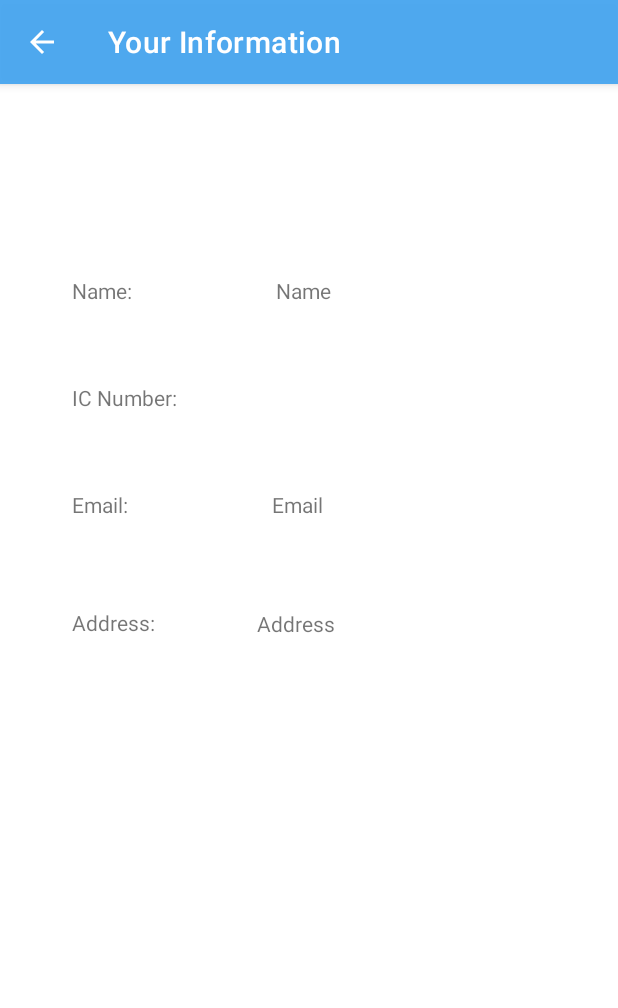
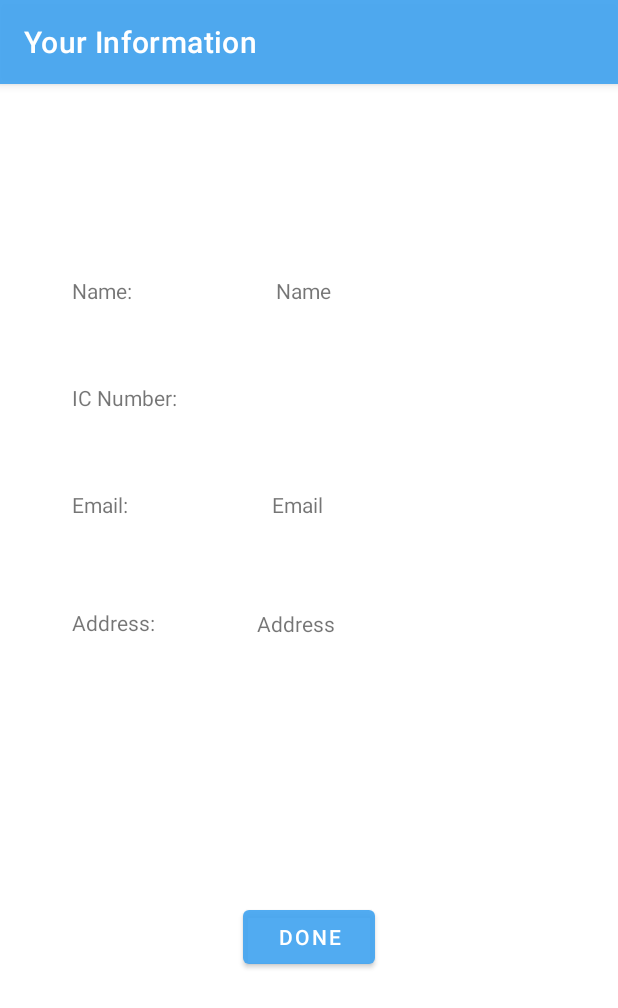
Before and after one commit to umfypdigitalid/userModule, an Android app: the PersonalData screen opened directly, with no data from a screen before it, on a phone screen of 412 x 824 dp. Shown: the top 1008 px of the screen. Run offline under Robolectric (Android 15) with nearby library versions, the phone set to English and light mode, and no system bars; our stand-ins replace Volley; 5 statements that could not run were skipped.

```diff
--- a/app/src/main/java/com/fyp/digitalid/Camera.java
+++ b/app/src/main/java/com/fyp/digitalid/Camera.java
@@ -4,6 +4,7 @@ import androidx.annotation.NonNull;
 import androidx.appcompat.app.AppCompatActivity;
 
 import android.Manifest;
+import android.annotation.SuppressLint;
 import android.content.ContentValues;
 import android.content.Intent;
 import android.content.pm.PackageManager;
@@ -111,6 +112,7 @@ public class Camera extends AppCompatActivity {
     }
 
 
+    @SuppressLint("MissingSuperCall")
     @Override
     protected void onActivityResult(int requestCode, int resultCode, Intent data) {
         //called when image was captured from camera
@@ -118,6 +120,8 @@ public class Camera extends AppCompatActivity {
         if (resultCode == RESULT_OK) {
             //set the image captured to our ImageView
             imageView.setImageURI(image_uri);
+            System.out.println("URI: "+image_uri);
+
         }
     }
 }
--- a/app/src/main/java/com/fyp/digitalid/PersonalData.java
+++ b/app/src/main/java/com/fyp/digitalid/PersonalData.java
@@ -3,8 +3,11 @@ package com.fyp.digitalid;
 import androidx.appcompat.app.AppCompatActivity;
 import androidx.recyclerview.widget.RecyclerView;
 
+import android.content.Intent;
 import android.os.Bundle;
 import android.os.StrictMode;
+import android.view.View;
+import android.widget.Button;
 import android.widget.ListView;
 import android.widget.TextView;
 import android.widget.Toast;
@@ -35,6 +38,7 @@ import java.util.Map;
 public class PersonalData extends AppCompatActivity {
 
     TextView textView1, textView2, textView3, textView4;
+    Button btndone;
     private List<UserData> userDataList;
     String username ;
     private static final String showURL = "http://192.168.0.198:8080/digitalid/retrieveData.php";
@@ -49,7 +53,9 @@ public class PersonalData extends AppCompatActivity {
         super.onCreate(savedInstanceState);
         setContentView(R.layout.activity_personal_data);
 
-        getSupportActionBar().setDisplayHomeAsUpEnabled(true);
+        btndone = findViewById(R.id.btnDone);
+
+        //getSupportActionBar().setDisplayHomeAsUpEnabled(true);
 
         //listView=(ListView)findViewById(R.id.lview) ;
 
@@ -64,7 +70,20 @@ public class PersonalData extends AppCompatActivity {
 
         getData();
 
+        btndone.setOnClickListener(new View.OnClickListener() {
+            @Override
+            public void onClick(View v) {
+                Intent intent = new Intent(PersonalData.this, HomePage.class);
+                intent.putExtra("Username", username);
+                startActivity(intent);
+/*
+                finish();
+*/
+            }
+        });
     }
+
+
 
     private void getData(){
 
@@ -132,14 +151,7 @@ public class PersonalData extends AppCompatActivity {
         textView3.setText(email);
         textView4.setText(address);
 
-
-
         //JSON
         //try {
-
-
-
-
-
     }
 }
--- a/app/src/main/res/layout/activity_personal_data.xml
+++ b/app/src/main/res/layout/activity_personal_data.xml
@@ -95,6 +95,16 @@
         app:layout_constraintTop_toBottomOf="@+id/textViewEmail"
         app:layout_constraintVertical_bias="0.02" />
 
+    <Button
+        android:id="@+id/btnDone"
+        android:layout_width="wrap_content"
+        android:layout_height="wrap_content"
+        android:text="@string/done"
+        app:layout_constraintBottom_toBottomOf="parent"
+        app:layout_constraintEnd_toEndOf="parent"
+        app:layout_constraintStart_toStartOf="parent"
+        app:layout_constraintTop_toBottomOf="@+id/textViewAddress" />
+
     //updown
     <!--<TextView
         android:id="@+id/textName"
--- a/app/src/main/res/values/strings.xml
+++ b/app/src/main/res/values/strings.xml
@@ -36,4 +36,5 @@
     <string name="generate">Generate</string>
     <string name="ic_number">IC number</string>
     <string name="name">Name</string>
+    <string name="done">Done</string>
 </resources>
```
Also changed, not shown: app/src/main/AndroidManifest.xml (+4 -3 lines), app/src/main/java/com/fyp/digitalid/ShowQr.java (+9 -3 lines), app/src/main/java/com/fyp/digitalid/SignUp.java (+10 -1 lines), 1 other file.
